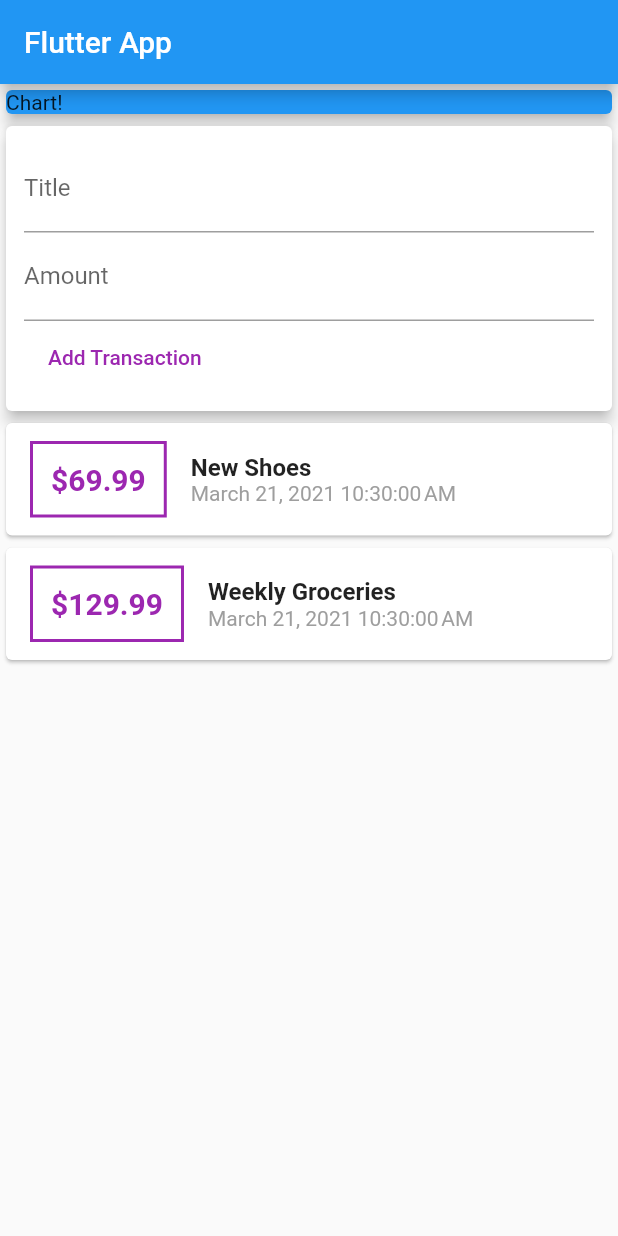
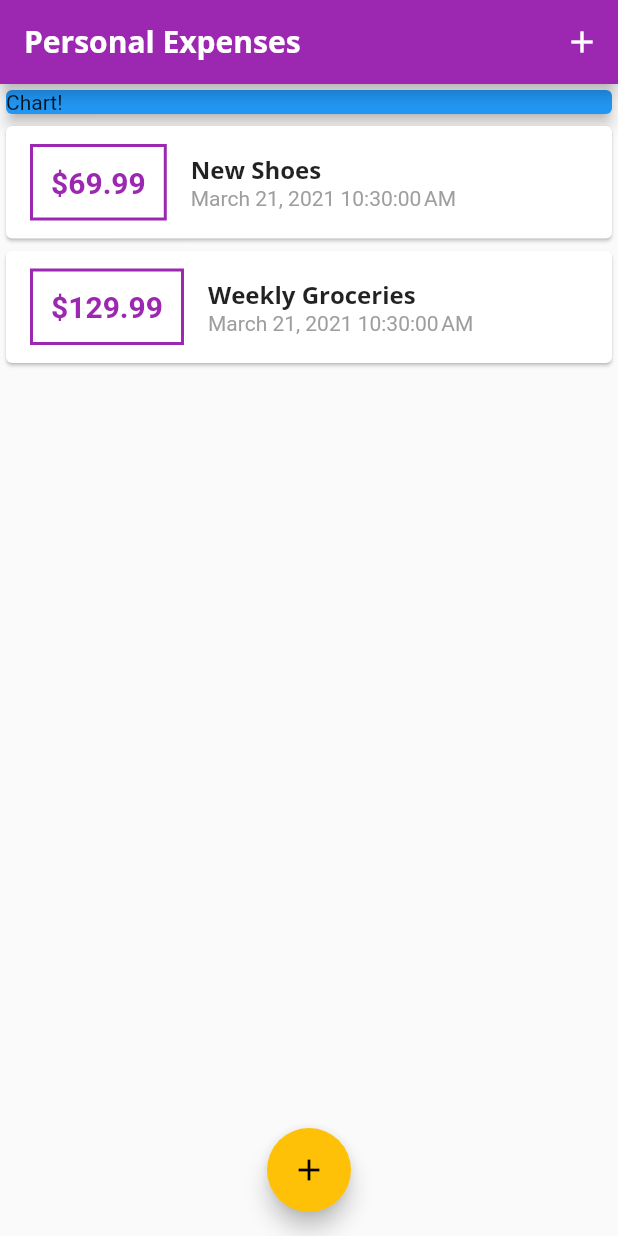
Before and after one commit to Auclown/flutter-personal-expenses, a Flutter app: the screen it shows after launch, on a phone screen of 412 x 824 dp. Run offline on Flutter 3.47's test engine with Material 2 defaults, Android fonts, the phone set to English and light mode, and no system bars.

Commit message:
22nd/Mar/2021 - custom font applied, new transaction can be added with modal now

```diff
--- a/lib/main.dart
+++ b/lib/main.dart
@@ -1,6 +1,9 @@
 import "package:flutter/material.dart";
+import 'package:personal_expenses/widgets/new_transaction.dart';
 
-import "./widgets/user_transactions.dart";
+import "./widgets/transaction_list.dart";
+import "./widgets/new_transaction.dart";
+import "./models/transaction.dart";
 
 void main() {
   runApp(MyApp());
@@ -10,17 +13,90 @@ class MyApp extends StatelessWidget {
   @override
   Widget build(BuildContext context) {
     return MaterialApp(
-      title: "Expenses",
+      title: "Personal Expenses",
+      theme: ThemeData(
+        primarySwatch: Colors.purple,
+        accentColor: Colors.amber,
+        fontFamily: "Quicksand",
+        textTheme: ThemeData.light().textTheme.copyWith(
+              title: TextStyle(
+                fontFamily: "OpenSans",
+                fontWeight: FontWeight.bold,
+                fontSize: 16,
+              ),
+            ),
+        appBarTheme: AppBarTheme(
+          textTheme: ThemeData.light().textTheme.copyWith(
+                title: TextStyle(
+                  fontFamily: "OpenSans",
+                  fontSize: 20,
+                  fontWeight: FontWeight.bold,
+                ),
+              ),
+        ),
+      ),
       home: MyHomePage(),
     );
   }
 }
 
-class MyHomePage extends StatelessWidget {
+class MyHomePage extends StatefulWidget {
+  @override
+  _MyHomePageState createState() => _MyHomePageState();
+}
+
+class _MyHomePageState extends State<MyHomePage> {
+  final List<Transaction> _userTransactions = [
+    Transaction(
+        id: "t1", title: "New Shoes", amount: 69.99, date: DateTime.now()),
+    Transaction(
+      id: "t2",
+      title: "Weekly Groceries",
+      amount: 129.99,
+      date: DateTime.now(),
+    )
+  ];
+
+  void _addNewTransaction(String txTitle, double txAmount) {
+    final newTx = Transaction(
+      title: txTitle,
+      amount: txAmount,
+      date: DateTime.now(),
+      id: DateTime.now().toString(),
+    );
+
+    setState(() {
+      _userTransactions.add(newTx);
+    });
+  }
+
+  void _startAddNewTransaction(BuildContext ctx) {
+    showModalBottomSheet(
+      context: ctx,
+      builder: (bCtx) {
+        return GestureDetector(
+          onTap: () {},
+          child: NewTransaction(_addNewTransaction),
+          behavior: HitTestBehavior.opaque,
+        );
+      },
+    );
+  }
+
   @override
   Widget build(BuildContext context) {
     return Scaffold(
-      appBar: AppBar(title: Text("Flutter App")),
+      appBar: AppBar(
+        title: Text(
+          "Personal Expenses",
+        ),
+        actions: <Widget>[
+          IconButton(
+            icon: Icon(Icons.add),
+            onPressed: () => _startAddNewTransaction(context),
+          ),
+        ],
+      ),
       body: SingleChildScrollView(
         child: Column(
           // mainAxisAlignment: MainAxisAlignment.spaceAround,
@@ -34,9 +110,14 @@ class MyHomePage extends StatelessWidget {
                 elevation: 4,
               ),
             ),
-            UserTransactions(),
+            TransactionList(_userTransactions),
           ],
         ),
+      ),
+      floatingActionButtonLocation: FloatingActionButtonLocation.centerFloat,
+      floatingActionButton: FloatingActionButton(
+        child: Icon(Icons.add),
+        onPressed: () => _startAddNewTransaction(context),
       ),
     );
   }
--- a/lib/widgets/new_transaction.dart
+++ b/lib/widgets/new_transaction.dart
@@ -1,11 +1,16 @@
 import "package:flutter/material.dart";
 
-class NewTransaction extends StatelessWidget {
+class NewTransaction extends StatefulWidget {
   final Function addTx;
+  NewTransaction(this.addTx);
+
+  @override
+  _NewTransactionState createState() => _NewTransactionState();
+}
+
+class _NewTransactionState extends State<NewTransaction> {
   final titleController = TextEditingController();
   final amountController = TextEditingController();
-
-  NewTransaction(this.addTx);
 
   void submitData() {
     final enteredTitle = titleController.text;
@@ -15,10 +20,12 @@ class NewTransaction extends StatelessWidget {
       return;
     }
 
-    addTx(
+    widget.addTx(
       enteredTitle,
       enteredAmount,
     );
+
+    Navigator.of(context).pop();
   }
 
   @override
--- a/lib/widgets/transaction_list.dart
+++ b/lib/widgets/transaction_list.dart
@@ -18,10 +18,13 @@ class TransactionList extends StatelessWidget {
             child: Row(
               children: <Widget>[
                 Container(
-                  margin: EdgeInsets.symmetric(vertical: 12, horizontal: 16),
+                  margin: EdgeInsets.symmetric(
+                    vertical: 12,
+                    horizontal: 16,
+                  ),
                   decoration: BoxDecoration(
                     border: Border.all(
-                      color: Colors.purple,
+                      color: Theme.of(context).primaryColor,
                       width: 2,
                     ),
                   ),
@@ -31,7 +34,7 @@ class TransactionList extends StatelessWidget {
                     style: TextStyle(
                         fontWeight: FontWeight.bold,
                         fontSize: 20,
-                        color: Colors.purple),
+                        color: Theme.of(context).primaryColor),
                   ),
                 ),
                 Column(
@@ -39,8 +42,7 @@ class TransactionList extends StatelessWidget {
                   children: <Widget>[
                     Text(
                       transactions[index].title,
-                      style:
-                          TextStyle(fontSize: 16, fontWeight: FontWeight.bold),
+                      style: Theme.of(context).textTheme.title,
                     ),
                     Text(
                       DateFormat().format(transactions[index].date),
--- a/lib/widgets/user_transactions.dart
+++ /dev/null
@@ -1,46 +0,0 @@
-import "package:flutter/material.dart";
-
-import "./transaction_list.dart";
-import "./new_transaction.dart";
-import "../models/transaction.dart";
-
-class UserTransactions extends StatefulWidget {
-  @override
-  _UserTransactionsState createState() => _UserTransactionsState();
-}
-
-class _UserTransactionsState extends State<UserTransactions> {
-  final List<Transaction> _userTransactions = [
-    Transaction(
-        id: "t1", title: "New Shoes", amount: 69.99, date: DateTime.now()),
-    Transaction(
-      id: "t2",
-      title: "Weekly Groceries",
-      amount: 129.99,
-      date: DateTime.now(),
-    )
-  ];
-
-  void _addNewTransaction(String txTitle, double txAmount) {
-    final newTx = Transaction(
-      title: txTitle,
-      amount: txAmount,
-      date: DateTime.now(),
-      id: DateTime.now().toString(),
-    );
-
-    setState(() {
-      _userTransactions.add(newTx);
-    });
-  }
-
-  @override
-  Widget build(BuildContext context) {
-    return Column(
-      children: <Widget>[
-        NewTransaction(_addNewTransaction),
-        TransactionList(_userTransactions),
-      ],
-    );
-  }
-}
```
Also changed, not shown: pubspec.yaml (+12 -9 lines), assets/fonts/OpenSans-Bold.ttf (added), assets/fonts/OpenSans-Regular.ttf (added), assets/fonts/Quicksand-Bold.ttf (added), assets/fonts/Quicksand-Light.ttf (added), assets/fonts/Quicksand-Medium.ttf (added), assets/fonts/Quicksand-Regular.ttf (added).
